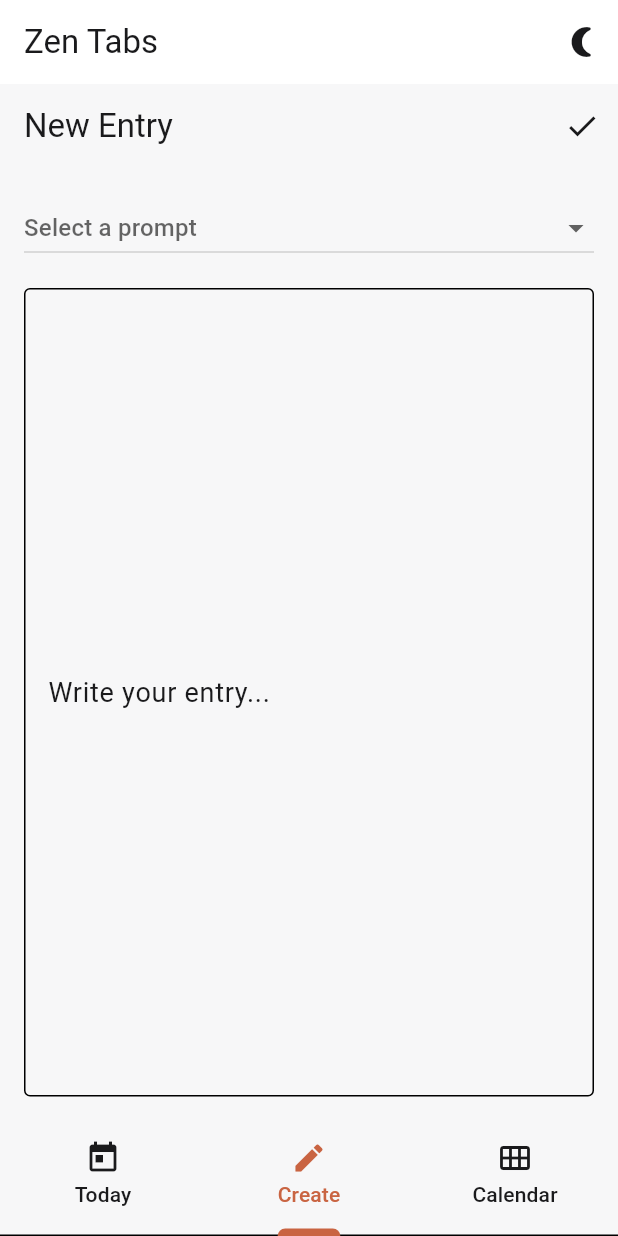
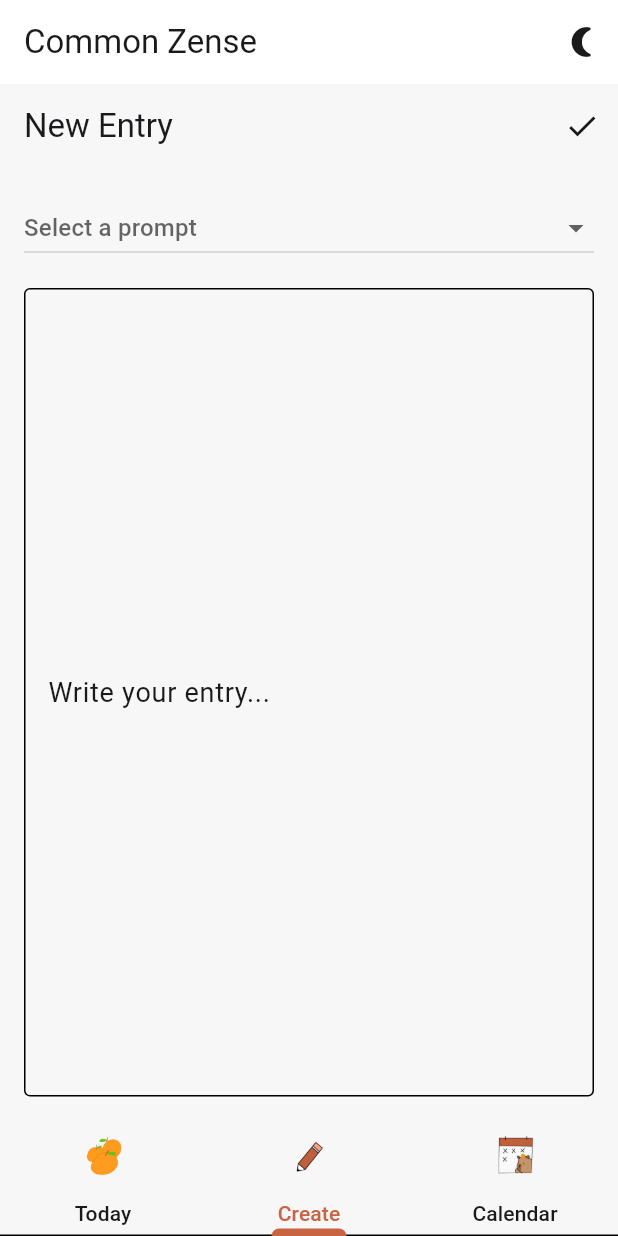
Before and after one commit to joshuasilva414/zen_app, a Flutter app: the screen it shows after launch, item 2 of the bottom bar chosen, on a phone screen of 412 x 824 dp. Run offline on Flutter 3.47's test engine with Material 3 defaults, Android fonts, the phone set to English and light mode, and no system bars; our stand-ins replace sqflite, table_calendar; accounts and stored records are empty.

Commit message:
Added custom icons and new title?

```diff
--- a/lib/main.dart
+++ b/lib/main.dart
@@ -55,12 +55,12 @@ class _MyAppState extends State<MyApp> {
       mode: mode,
       toggle: toggleTheme,
       child: MaterialApp(
-        title: 'Zen Tabs',
+        title: 'Common Zense',
         theme: claudeLightTheme,
         darkTheme: claudeDarkTheme,
         themeMode: mode,
         debugShowCheckedModeBanner: false,
-        home: const MyHomePage(title: 'Zen Tabs'),
+        home: const MyHomePage(title: 'Common Zense'),
       ),
     );
   }
@@ -103,19 +103,30 @@ class _MyHomePageState extends State<MyHomePage> {
             EntryView(),
             Navigator(
               onGenerateRoute: (settings) {
-                return MaterialPageRoute(
-                  builder: (_) => CalendarView(),
-                );
+                return MaterialPageRoute(builder: (_) => CalendarView());
               },
             ),
           ],
         ),
-        bottomNavigationBar: const TabBar(
+        bottomNavigationBar: TabBar(
           indicatorWeight: 5,
           tabs: [
-            Tab(icon: Icon(Icons.today), text: 'Today'),
-            Tab(icon: Icon(Icons.create), text: 'Create'),
-            Tab(icon: Icon(Icons.calendar_view_month), text: 'Calendar'),
+            Tab(
+              icon: Image.asset('lib/icons/today.png', width: 50, height: 50),
+              text: 'Today',
+            ),
+            Tab(
+              icon: Image.asset('lib/icons/create.png', width: 50, height: 50),
+              text: 'Create',
+            ),
+            Tab(
+              icon: Image.asset(
+                'lib/icons/calendar.png',
+                width: 50,
+                height: 50,
+              ),
+              text: 'Calendar',
+            ),
           ],
         ),
       ),
```
Also changed, not shown: pubspec.yaml (+3 -4 lines), lib/icons/calendar.png (added), lib/icons/create.png (added), lib/icons/today.png (added), pubspec.lock.
